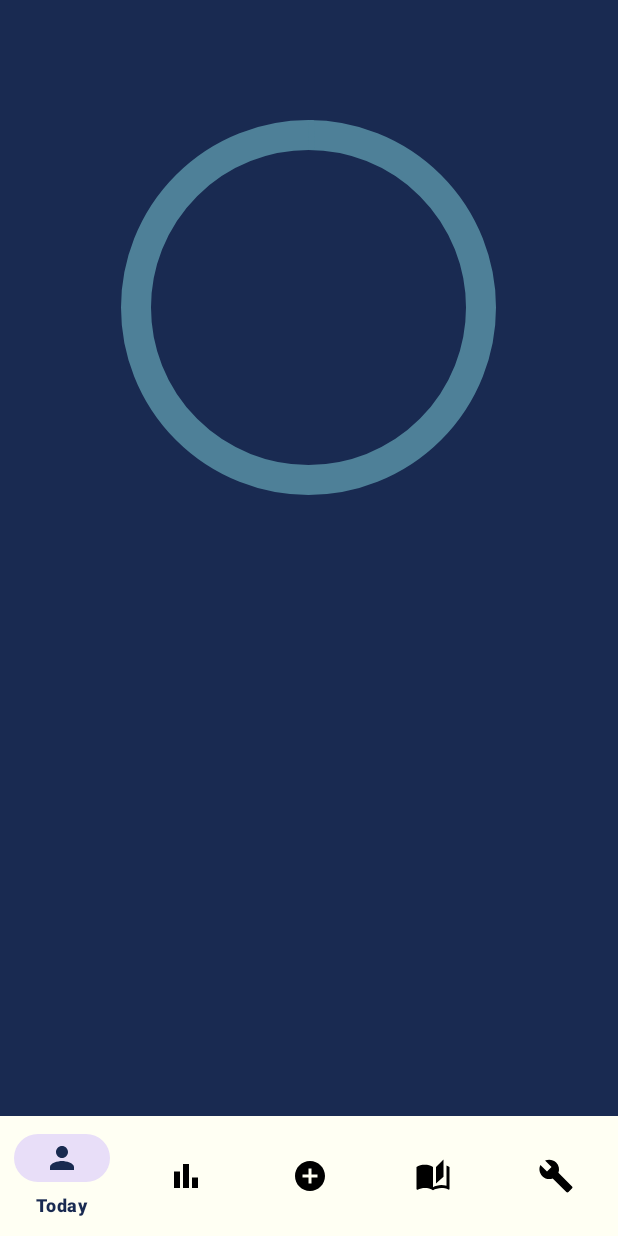
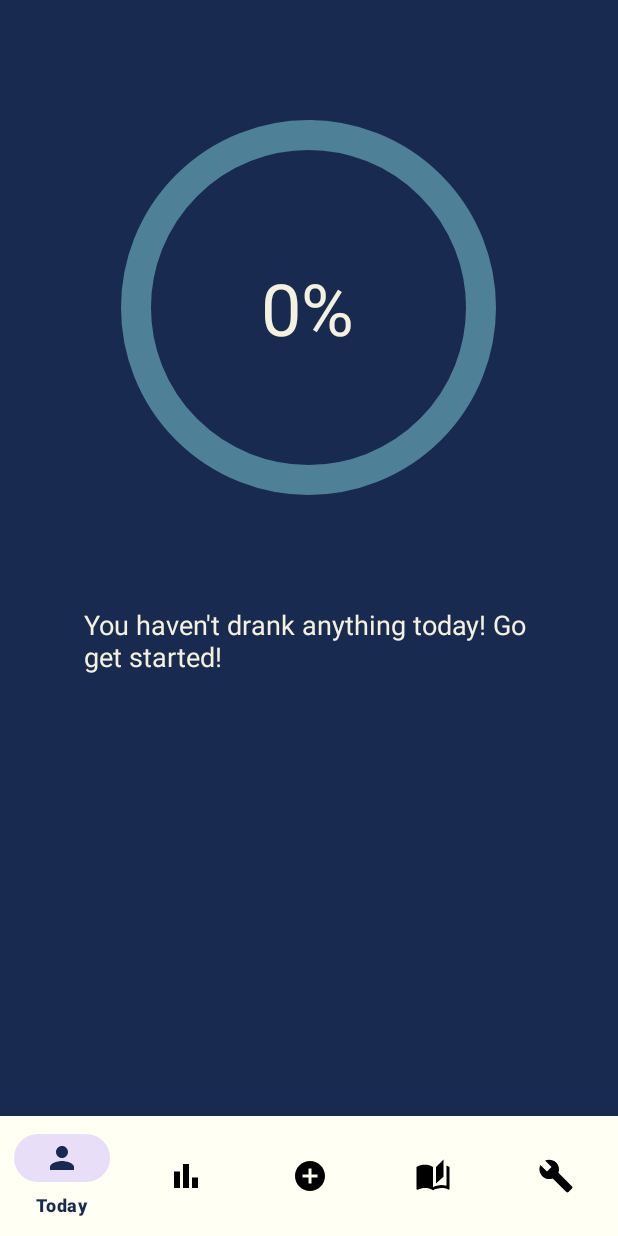
Before and after one commit to simonexlue/QuenchQuest, an Android app: the fragment TodayFragment placed in its activity, on a phone screen of 412 x 824 dp. Run offline under Robolectric (Android 15) with nearby library versions, the phone set to English and light mode, and no system bars; our stand-ins replace Firebase (no records; nobody signed in at launch, a user with empty details on screens opened directly).

Commit message:
Progress indicator works

```diff
--- a/app/src/main/java/com/example/quenchquest/Fragments/TodayFragment.java
+++ b/app/src/main/java/com/example/quenchquest/Fragments/TodayFragment.java
@@ -6,6 +6,7 @@ import android.view.LayoutInflater;
 import android.view.View;
 import android.view.ViewGroup;
 import android.widget.LinearLayout;
+import android.widget.TextView;
 import android.widget.Toast;
 
 import androidx.annotation.NonNull;
@@ -31,9 +32,14 @@ import com.google.firebase.firestore.Query;
 import com.google.firebase.firestore.QueryDocumentSnapshot;
 import com.google.firebase.firestore.QuerySnapshot;
 
+import org.w3c.dom.Text;
+
+import java.text.DecimalFormat;
 import java.text.SimpleDateFormat;
+import java.time.LocalDate;
 import java.util.ArrayList;
 import java.util.Arrays;
+import java.util.Date;
 import java.util.List;
 
 public class TodayFragment extends Fragment {
@@ -44,6 +50,11 @@ public class TodayFragment extends Fragment {
     CircularProgressIndicator progressIndicator;
     RecyclerView recyclerView;
     List<Drink> DrinkList = new ArrayList<>();
+    TextView noDrinks;
+    long dailyWaterGoal = 2000;
+    long totalVolumeConsumed;
+    double percentageComplete = 0;
+    TextView txtPercent;
 
     @Override
     public View onCreateView(@NonNull LayoutInflater inflater, @Nullable ViewGroup container,
@@ -51,15 +62,18 @@ public class TodayFragment extends Fragment {
         View view = inflater.inflate(R.layout.fragment_today, container, false);
         progressIndicator = view.findViewById(R.id.progressBar);
         recyclerView = view.findViewById(R.id.recyclerView);
+        noDrinks = view.findViewById(R.id.txtNoDrinks);
+        txtPercent = view.findViewById(R.id.txtPercentage);
         FirebaseApp.initializeApp(getContext());
-        LoadModel();
 
         return view;
     }
 
     private void LoadModel() {
+        SimpleDateFormat format = new SimpleDateFormat("yyyy-MM-dd");
+        String today = format.format(new Date());
         CollectionReference drinkHistoryRef = db.collection("DrinksHistory");
-        DocumentReference dateDocumentRef = drinkHistoryRef.document("2024-02-20"); //put in todays date with the right format
+        DocumentReference dateDocumentRef = drinkHistoryRef.document(today);
         CollectionReference drinksCollectionRef = dateDocumentRef.collection("drinks");
 
         drinksCollectionRef.orderBy("time", Query.Direction.ASCENDING)
@@ -68,11 +82,13 @@ public class TodayFragment extends Fragment {
             DrinkName.clear();
             DrinkVolume.clear();
             DrinkTime.clear();
+            totalVolumeConsumed = 0;
 
             for(QueryDocumentSnapshot documentSnapshot: queryDocumentSnapshots) {
                 String drinkName = documentSnapshot.getString("name");
                 long drinkVolumeLong = documentSnapshot.getLong("volume");
                 int drinkVolume = (int) drinkVolumeLong;
+                totalVolumeConsumed += drinkVolume;
                 Timestamp drinkTime = documentSnapshot.getTimestamp("time");
                 SimpleDateFormat dateFormat = new SimpleDateFormat("h:mm a");
                 String formattedTime = dateFormat.format(drinkTime.toDate());
@@ -90,8 +106,28 @@ public class TodayFragment extends Fragment {
             LinearLayoutManager lm = new LinearLayoutManager(getContext());
             recyclerView.setLayoutManager(lm);
             recyclerView.setAdapter(drinksAdapter);
+
+            percentageComplete = ((double) totalVolumeConsumed / dailyWaterGoal) * 100;
+            progressIndicator.setProgress((int) percentageComplete);
+            DecimalFormat df = new DecimalFormat("#");
+            String formattedPercentage = df.format(percentageComplete) + "%";
+            txtPercent.setText(formattedPercentage);
+
+            if (DrinkName.isEmpty()) {
+                noDrinks.setVisibility(View.VISIBLE);
+                recyclerView.setVisibility(View.GONE);
+            } else {
+                noDrinks.setVisibility(View.GONE);
+                recyclerView.setVisibility(View.VISIBLE);
+            }
         }).addOnFailureListener(e -> {
             Log.e("TAG", "Error", e);
         });
     }
+
+    @Override
+    public void onResume() {
+        super.onResume();
+        LoadModel();
+    }
 }
--- a/app/src/main/res/layout/fragment_today.xml
+++ b/app/src/main/res/layout/fragment_today.xml
@@ -12,7 +12,7 @@
         android:layout_height="wrap_content"
         android:layout_gravity="center"
         android:layout_marginTop="76dp"
-        app:indicatorColor="@color/dark_blue"
+        app:indicatorColor="@color/white"
         app:indicatorSize="250dp"
         app:layout_constraintEnd_toEndOf="parent"
         app:layout_constraintHorizontal_bias="0.496"
@@ -26,10 +26,38 @@
         android:layout_width="match_parent"
         android:layout_height="200dp"
         android:layout_marginStart="20dp"
+        android:layout_marginEnd="20dp"
+        android:layout_marginBottom="20dp"
         android:layout_marginTop="20dp"
-        android:layout_marginEnd="20dp"
+        app:layout_constraintBottom_toBottomOf="parent"
         app:layout_constraintEnd_toEndOf="@+id/progressBar"
         app:layout_constraintStart_toStartOf="@+id/progressBar"
         app:layout_constraintTop_toBottomOf="@+id/progressBar" />
 
+    <TextView
+        android:id="@+id/txtNoDrinks"
+        android:layout_width="300dp"
+        android:layout_height="60dp"
+        android:layout_gravity="center_horizontal"
+        android:text="@string/txtNoDrinks"
+        android:textSize="18sp"
+        android:visibility="visible"
+        app:layout_constraintBottom_toBottomOf="parent"
+        app:layout_constraintEnd_toEndOf="parent"
+        app:layout_constraintStart_toStartOf="parent"
+        app:layout_constraintTop_toBottomOf="@+id/progressBar"
+        app:layout_constraintVertical_bias="0.19999999" />
+
+    <TextView
+        android:id="@+id/txtPercentage"
+        android:layout_width="wrap_content"
+        android:layout_height="wrap_content"
+        android:textSize="48sp"
+        app:layout_constraintBottom_toBottomOf="@+id/progressBar"
+        app:layout_constraintEnd_toEndOf="parent"
+        app:layout_constraintHorizontal_bias="0.498"
+        app:layout_constraintStart_toStartOf="parent"
+        app:layout_constraintTop_toTopOf="parent"
+        app:layout_constraintVertical_bias="0.64" />
+
 </androidx.constraintlayout.widget.ConstraintLayout>
--- a/app/src/main/res/values/strings.xml
+++ b/app/src/main/res/values/strings.xml
@@ -20,4 +20,5 @@
     <string name="txtVolumeHint">400mL</string>
     <string name="txtDrinkNameHint">What did you drink?</string>
     <string name="txt_add_drink">Add Drink</string>
+    <string name="txtNoDrinks">You haven\'t drank anything today! Go get started!</string>
 </resources>
```
